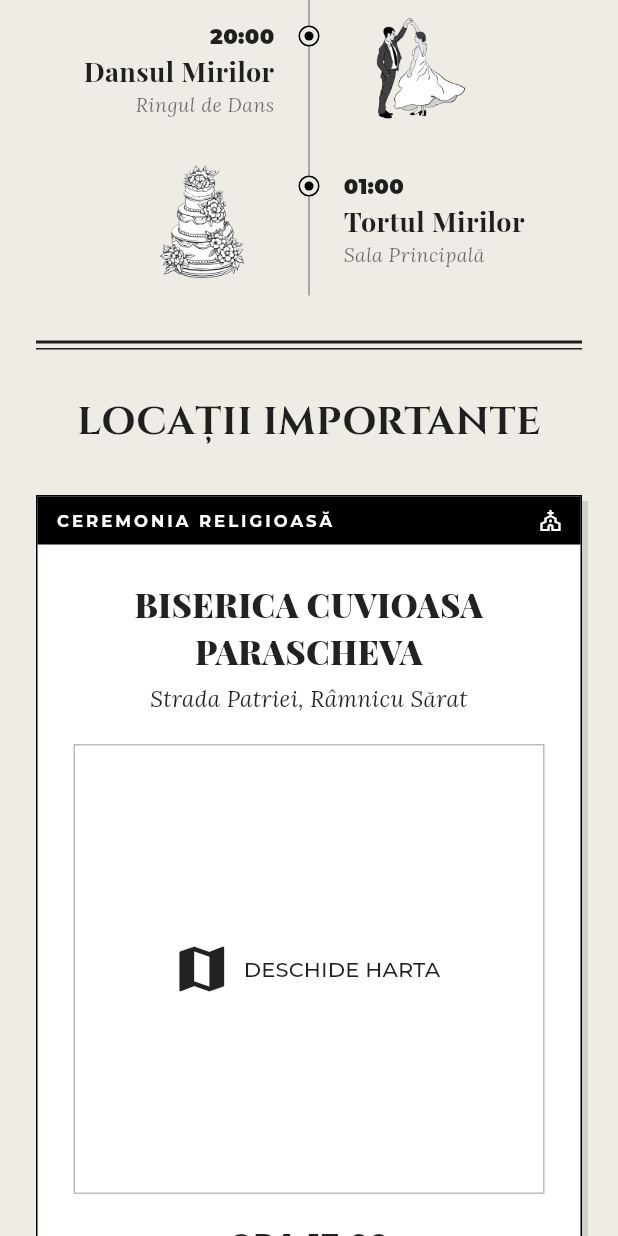
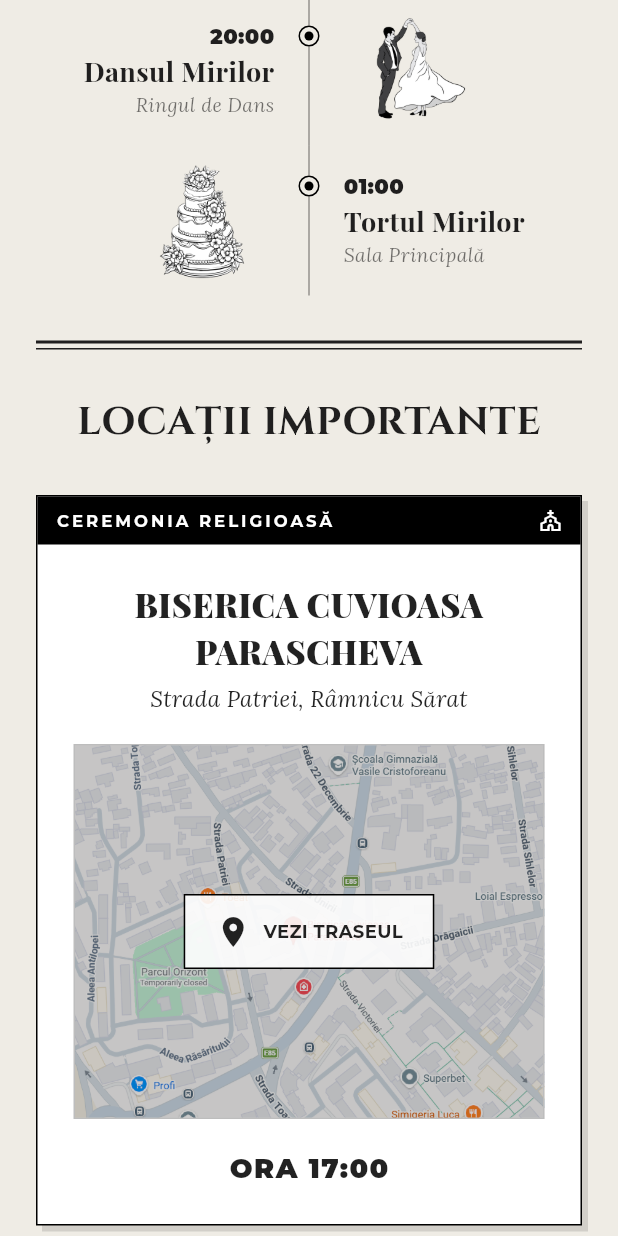
Before and after one commit to adelin232/WeddingFrontend, a Flutter app: the screen it shows after launch, scrolled down 1728 dp, on a phone screen of 412 x 824 dp. Run offline on Flutter 3.47's test engine with Material 3 defaults, Android fonts, the phone set to English and light mode, and no system bars; our stand-ins replace google_fonts, image_picker, share_plus; missing offline and left inert: dart:html, dart:ui_web; network calls fail.

Commit message:
feat: update locations section

```diff
--- a/lib/main.dart
+++ b/lib/main.dart
@@ -647,7 +647,7 @@ class TimelineSection extends StatelessWidget {
 // }
 
 // -----------------------------------------------------------------------------
-// LOCATII (Cu Harta)
+// LOCATII (Cu Harta Statica pentru Performanta Maxima)
 // -----------------------------------------------------------------------------
 class LocationsSection extends StatelessWidget {
   const LocationsSection({super.key});
@@ -676,7 +676,8 @@ class LocationsSection extends StatelessWidget {
           address: 'Strada Patriei, Râmnicu Sărat',
           time: 'ORA 17:00',
           icon: Icons.church_outlined,
-          viewId: 'map-biserica',
+          // Calea către screenshot-ul cu harta bisericii
+          mapImagePath: 'assets/images/harta_biserica.png',
         ),
         const SizedBox(height: 30),
         _buildLocationTicket(
@@ -686,7 +687,8 @@ class LocationsSection extends StatelessWidget {
           address: 'Strada Stadionului 10, Râmnicu Sărat',
           time: 'ORA 18:30',
           icon: Icons.celebration_outlined,
-          viewId: 'map-petrecere',
+          // Calea către screenshot-ul cu harta restaurantului
+          mapImagePath: 'assets/images/harta_restaurant.png',
         ),
       ],
     );
@@ -698,11 +700,10 @@ class LocationsSection extends StatelessWidget {
       required String address,
       required String time,
       required IconData icon,
-      required String viewId}) {
+      required String mapImagePath}) {
+    // Inlocuit viewId cu mapImagePath
     return Center(
-        // 1. Adaugă Center aici
         child: Container(
-      // 2. Adaugă constraints pentru a limita lățimea maximă la 600px
       constraints: const BoxConstraints(maxWidth: 600),
       width: double.infinity,
       decoration: BoxDecoration(
@@ -743,22 +744,53 @@ class LocationsSection extends StatelessWidget {
                     style: GoogleFonts.lora(
                         fontSize: 15, fontStyle: FontStyle.italic)),
                 const SizedBox(height: 20),
-                Container(
-                  height: 300,
-                  width: double.infinity,
-                  decoration: BoxDecoration(
-                      border: Border.all(color: Colors.grey.shade400)),
-                  // ÎNLĂTURĂM COMPLET HtmlElementView și lăsăm doar butonul pe toate platformele
-                  child: Center(
-                    child: TextButton.icon(
-                      onPressed: () => _launchMap("$name, $address"),
-                      icon: const Icon(Icons.map,
-                          size: 40, color: Colors.black87),
-                      label: Text("DESCHIDE HARTA",
-                          style: GoogleFonts.montserrat(color: Colors.black87)),
+
+                // Zona Hărții (Imagine statică cu GestureDetector)
+                GestureDetector(
+                  onTap: () => _launchMap("$name, $address"),
+                  child: Container(
+                    height: 250, // O inaltime potrivita
+                    width: double.infinity,
+                    decoration: BoxDecoration(
+                      border: Border.all(color: Colors.grey.shade400),
+                      image: DecorationImage(
+                        image: AssetImage(mapImagePath),
+                        fit: BoxFit.cover,
+                      ),
+                    ),
+                    // Overlay și Buton
+                    child: Container(
+                      color:
+                          Colors.black.withOpacity(0.2), // Întunecare subtilă
+                      child: Center(
+                        child: Container(
+                          padding: const EdgeInsets.symmetric(
+                              horizontal: 20, vertical: 12),
+                          decoration: BoxDecoration(
+                            color: Colors.white.withOpacity(0.9),
+                            border: Border.all(color: Colors.black, width: 1),
+                          ),
+                          child: Row(
+                            mainAxisSize: MainAxisSize.min,
+                            children: [
+                              const Icon(Icons.location_on,
+                                  color: Colors.black87),
+                              const SizedBox(width: 8),
+                              Text(
+                                "VEZI TRASEUL",
+                                style: GoogleFonts.montserrat(
+                                    fontWeight: FontWeight.bold,
+                                    fontSize: 12,
+                                    color: Colors.black87),
+                              ),
+                            ],
+                          ),
+                        ),
+                      ),
                     ),
                   ),
                 ),
+
                 const SizedBox(height: 20),
                 Text(time,
                     style: GoogleFonts.montserrat(
```
Also changed, not shown: assets/images/harta_biserica.png (added), assets/images/harta_restaurant.png (added), 12 other files.
